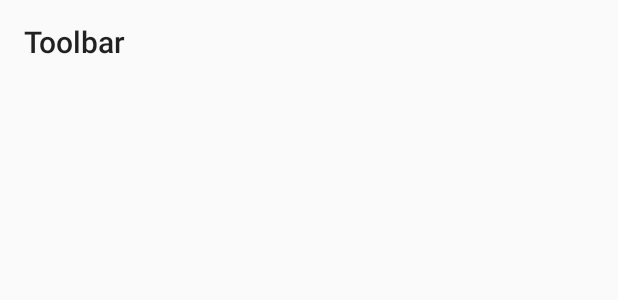
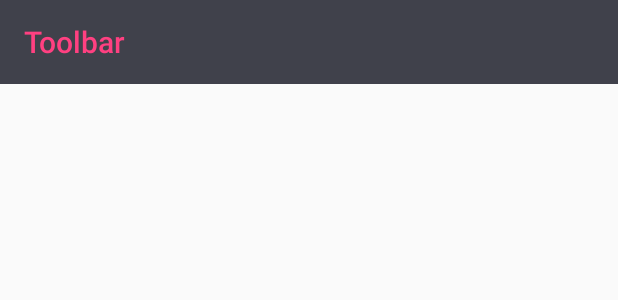
Before and after one commit to hiviiup/Grace, an Android app: the layout abc_activity_base.xml on its own in the app's theme, with its tools: preview values and no code run, on a phone screen of 412 x 824 dp. Shown: the top 300 px of the screen. Run offline under Robolectric (Android 15) with nearby library versions, the phone set to English and light mode, and no system bars.

Commit message:
修改部分工具类，Common类重新命名为AppUtils,支持自定义toolbar

```diff
--- a/app/build.gradle
+++ b/app/build.gradle
@@ -7,8 +7,8 @@ android {
         applicationId "com.evayinfo.demo"
         minSdkVersion 19
         targetSdkVersion 26
-        versionCode 1
-        versionName "1.0"
+        versionCode 3
+        versionName "1.2"
         testInstrumentationRunner "android.support.test.runner.AndroidJUnitRunner"
     }
     buildTypes {
@@ -30,4 +30,5 @@ dependencies {
     compile 'com.jakewharton:butterknife:8.8.1'
     annotationProcessor 'com.jakewharton:butterknife-compiler:8.8.1'
     implementation project(':grace')
+    implementation 'com.github.bumptech.glide:glide:4.2.0'
 }
--- a/app/src/main/AndroidManifest.xml
+++ b/app/src/main/AndroidManifest.xml
@@ -1,6 +1,9 @@
 <?xml version="1.0" encoding="utf-8"?>
 <manifest xmlns:android="http://schemas.android.com/apk/res/android"
     package="com.evayinfo.demo">
+
+    <uses-permission android:name="android.permission.READ_EXTERNAL_STORAGE" />
+    <uses-permission android:name="android.permission.WRITE_EXTERNAL_STORAGE" />
 
     <application
         android:allowBackup="true"
@@ -8,6 +11,7 @@
         android:label="@string/app_name"
         android:roundIcon="@mipmap/ic_launcher_round"
         android:supportsRtl="true"
+        android:name=".App"
         android:theme="@style/AppTheme">
         <activity android:name=".MainActivity">
             <intent-filter>
--- a/app/src/main/res/values/colors.xml
+++ b/app/src/main/res/values/colors.xml
@@ -1,6 +1,6 @@
 <?xml version="1.0" encoding="utf-8"?>
 <resources>
-    <color name="colorPrimary">#3F51B5</color>
+    <color name="colorPrimary">#40414b</color>
     <color name="colorPrimaryDark">#303F9F</color>
     <color name="colorAccent">#FF4081</color>
 </resources>
--- a/app/src/main/res/values/styles.xml
+++ b/app/src/main/res/values/styles.xml
@@ -6,6 +6,8 @@
         <item name="colorPrimary">@color/colorPrimary</item>
         <item name="colorPrimaryDark">@color/colorPrimaryDark</item>
         <item name="colorAccent">@color/colorAccent</item>
+        <item name="titleTextColor">@color/colorAccent</item>
+        <item name="colorControlNormal">@color/colorAccent</item>
     </style>
 
 
--- a/grace/src/main/res/layout/abc_activity_base.xml
+++ b/grace/src/main/res/layout/abc_activity_base.xml
@@ -3,19 +3,21 @@
     xmlns:app="http://schemas.android.com/apk/res-auto"
     android:layout_width="match_parent"
     android:layout_height="match_parent"
-    android:orientation="vertical"
-    android:fitsSystemWindows="true">
+    android:fitsSystemWindows="true"
+    android:orientation="vertical">
 
     <android.support.v7.widget.Toolbar
         android:id="@+id/title_bar"
         android:layout_width="match_parent"
-        android:layout_height="wrap_content"
-        app:title="Toolbar" />
+        android:layout_height="?attr/actionBarSize"
+        android:background="?attr/colorPrimary"
+        app:title="Toolbar"
+        app:titleTextColor="?attr/titleTextColor" />
 
     <LinearLayout
         android:id="@+id/rl_root_view"
         android:layout_width="match_parent"
         android:layout_height="match_parent"
-        android:orientation="vertical"/>
+        android:orientation="vertical" />
 
 </LinearLayout>
```
Also changed, not shown: app/src/main/java/com/evayinfo/demo/App.java (added, +18 -0 lines), app/src/main/java/com/evayinfo/demo/MainActivity.java (+10 -33 lines), app/src/main/res/layout/activity_main.xml (+8 -6 lines), grace/src/main/java/com/evayinfo/grace/base/activity/BaseActivity.java (+23 -0 lines).
